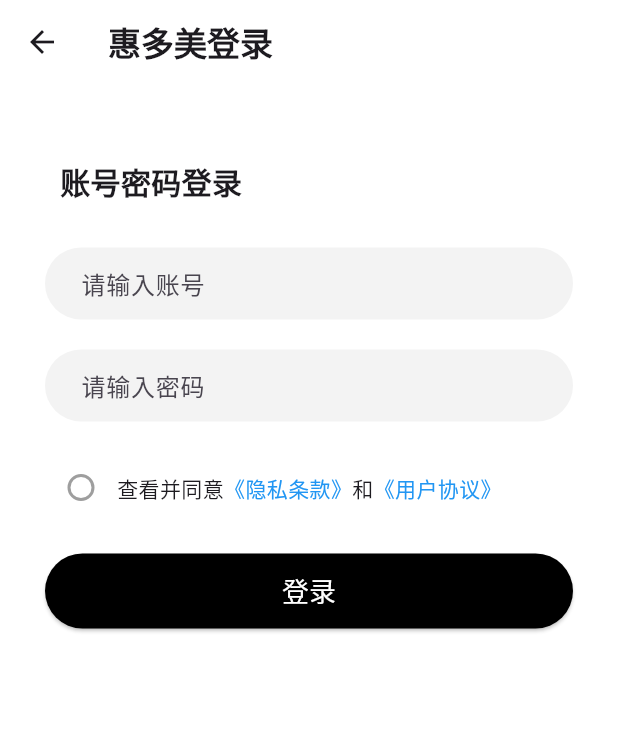
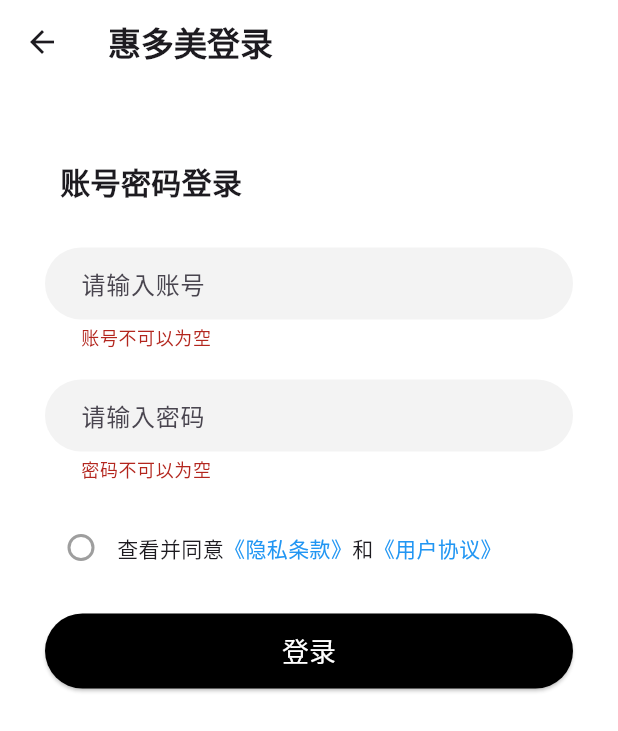
Before and after one commit to JoetineY/hm_shop, a Flutter app: the LoginPage screen opened by its route, after a tap on "登录", on a phone screen of 412 x 824 dp. Shown: the top 731 px of the screen. Run offline on Flutter 3.47's test engine with Material 3 defaults, Android fonts, the phone set to English and light mode, and no system bars; our stand-ins replace carousel_slider, dio; network calls fail.

Commit message:
登录页面搭建和表单校验

```diff
--- a/lib/pages/Login/index.dart
+++ b/lib/pages/Login/index.dart
@@ -1,4 +1,5 @@
 import 'package:flutter/material.dart';
+import 'package:hm_shop/utils/toast_utils.dart';
 
 class LoginPage extends StatefulWidget {
   LoginPage({Key? key}) : super(key: key);
@@ -8,8 +9,12 @@
 }
 
 class _LoginPageState extends State<LoginPage> {
-  TextEditingController _phoneController = TextEditingController(); // 账号控制器
-  TextEditingController _codeController = TextEditingController(); // 密码控制器
+  final TextEditingController _phoneController =
+      TextEditingController(); // 账号控制器
+  final TextEditingController _codeController =
+      TextEditingController(); // 密码控制器
+
+  final GlobalKey<FormState> _key = GlobalKey();
 
   @override
   Widget build(BuildContext context) {
@@ -19,6 +24,7 @@
         backgroundColor: Colors.white,
       ),
       body: Form(
+        key: _key,
         child: Container(
           padding: EdgeInsets.all(30),
           color: Colors.white,
@@ -41,10 +47,35 @@
     );
   }
 
+  // 头部Widget
+  Widget _buildHeader() {
+    return Row(
+      children: [
+        Padding(
+          padding: EdgeInsets.only(left: 10),
+          child: Text(
+            "账号密码登录",
+            style: TextStyle(fontSize: 20, fontWeight: FontWeight.bold),
+          ),
+        ),
+      ],
+    );
+  }
+
   // 用户账号Widget
   Widget _buildPhoneTextField() {
     return TextFormField(
       controller: _phoneController,
+      validator: (value) {
+        if (value == null || value.isEmpty) {
+          return "账号不可以为空";
+        }
+        // 校验账号格式
+        if (!RegExp(r"^1[3-9]\d{9}$").hasMatch(value)) {
+          return "账号（手机号）格式错误";
+        }
+        return null;
+      },
       decoration: InputDecoration(
         contentPadding: EdgeInsets.only(left: 20), // 内容内边距
         hintText: "请输入账号",
@@ -62,7 +93,17 @@
   Widget _buildCodeTextField() {
     return TextFormField(
       controller: _codeController,
-      obscureText: true,
+      validator: (value) {
+        if (value == null || value.isEmpty) {
+          return "密码不可以为空";
+        }
+        // 校验密码格式，6-16位数字/字幕/下划线
+        if (!RegExp(r"^[0-9a-zA-Z_]{6,16}$").hasMatch(value)) {
+          return "密码格式错误, 格式: 6-16位数字/字幕/下划线";
+        }
+        return null;
+      },
+      obscureText: true, // 密文显示
       decoration: InputDecoration(
         contentPadding: EdgeInsets.only(left: 20), // 内容内边距
         hintText: "请输入密码",
@@ -72,26 +113,6 @@
           borderSide: BorderSide.none,
           borderRadius: BorderRadius.circular(25),
         ),
-      ),
-    );
-  }
-
-  // 登录按钮Widget
-  Widget _buildLoginButton() {
-    return SizedBox(
-      width: double.infinity,
-      height: 50,
-      child: ElevatedButton(
-        onPressed: () {
-          // 登录逻辑
-        },
-        style: ElevatedButton.styleFrom(
-          backgroundColor: Colors.black,
-          shape: RoundedRectangleBorder(
-            borderRadius: BorderRadius.circular(25),
-          ),
-        ),
-        child: Text("登录", style: TextStyle(fontSize: 18, color: Colors.white)),
       ),
     );
   }
@@ -106,7 +127,10 @@
           value: _isChecked,
           activeColor: Colors.black,
           checkColor: Colors.white,
-          onChanged: (bool? value) {},
+          onChanged: (bool? value) {
+            _isChecked = value ?? false;
+            setState(() {});
+          },
           // 设置形状
           shape: RoundedRectangleBorder(
             borderRadius: BorderRadius.circular(10), // 圆角大小
@@ -134,18 +158,31 @@
     );
   }
 
-  // 头部Widget
-  Widget _buildHeader() {
-    return Row(
-      children: [
-        Padding(
-          padding: EdgeInsets.only(left: 10),
-          child: Text(
-            "账号密码登录",
-            style: TextStyle(fontSize: 20, fontWeight: FontWeight.bold),
+  // 登录按钮Widget
+  Widget _buildLoginButton() {
+    return SizedBox(
+      width: double.infinity,
+      height: 50,
+      child: ElevatedButton(
+        onPressed: () {
+          // 登录逻辑
+          if (_key.currentState!.validate()) {
+            // 进行勾选框的判断
+            if (_isChecked) {
+            } else {
+              ToastUtils.showToast(context, "请勾选用户协议");
+            }
+          }
+          ;
+        },
+        style: ElevatedButton.styleFrom(
+          backgroundColor: Colors.black,
+          shape: RoundedRectangleBorder(
+            borderRadius: BorderRadius.circular(25),
           ),
         ),
-      ],
+        child: Text("登录", style: TextStyle(fontSize: 18, color: Colors.white)),
+      ),
     );
   }
 }
```
Also changed, not shown: lib/pages/Mine/index.dart (+9 -4 lines), lib/utils/toast_utils.dart (+10 -1 lines).
